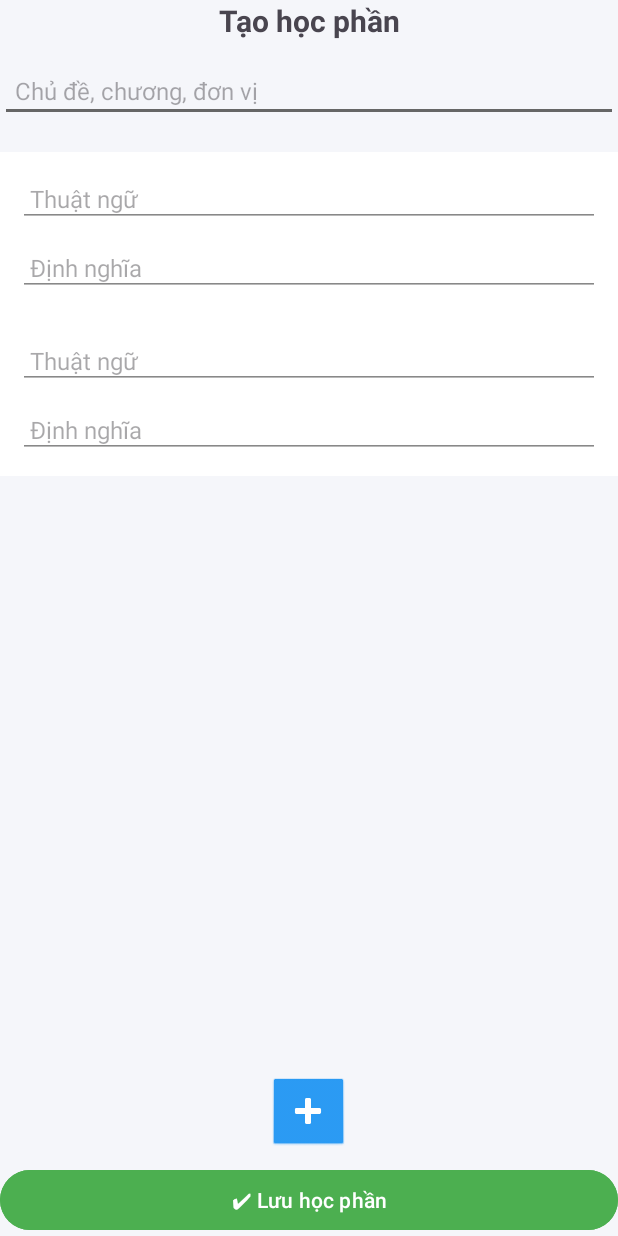
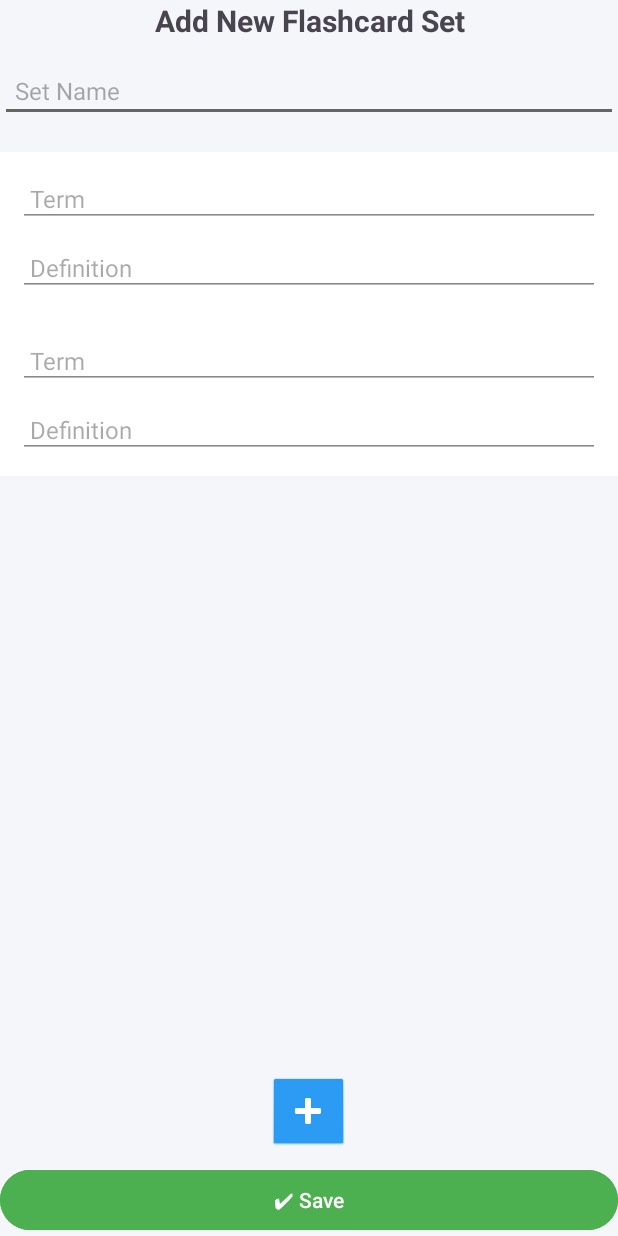
Before and after one commit to ng2khang/swp392-dictionary-app, an Android app: the CreateSetActivity screen opened directly, with no data from a screen before it, on a phone screen of 412 x 824 dp. Run offline under Robolectric (Android 15) with nearby library versions, the phone set to English and light mode, and no system bars.

Commit message:
edit message

```diff
--- a/app/src/main/java/com/example/prm392dictionaryapp/activities/EditFlashcardActivity.java
+++ b/app/src/main/java/com/example/prm392dictionaryapp/activities/EditFlashcardActivity.java
@@ -74,7 +74,7 @@ public class EditFlashcardActivity extends AppCompatActivity {
     private void saveChanges() {
         String newTitle = editSetTitle.getText().toString().trim();
         if (newTitle.isEmpty()) {
-            Toast.makeText(this, "Vui lòng nhập tên học phần", Toast.LENGTH_SHORT).show();
+            Toast.makeText(this, "Please enter the Flashcard Set name", Toast.LENGTH_SHORT).show();
             return;
         }
 
@@ -91,7 +91,7 @@ public class EditFlashcardActivity extends AppCompatActivity {
         }
 
         dbHelper.updateSet(setId, newTitle, updatedFlashcards);
-        Toast.makeText(this, "Đã cập nhật học phần", Toast.LENGTH_SHORT).show();
+        Toast.makeText(this, "Flashcard set edited", Toast.LENGTH_SHORT).show();
         Intent intent = new Intent(EditFlashcardActivity.this, ListSetActivity.class);
         startActivity(intent);
         finish();
--- a/app/src/main/java/com/example/prm392dictionaryapp/activities/FlashCardActivity.java
+++ b/app/src/main/java/com/example/prm392dictionaryapp/activities/FlashCardActivity.java
@@ -43,7 +43,6 @@ public class FlashCardActivity extends AppCompatActivity {
 
         if (setId != -1) {
             flashcards = dbHelper.getFlashcardsBySetId(setId);
-            Toast.makeText(getApplicationContext(), "Hello " + flashcards.size(), Toast.LENGTH_SHORT).show();
             adapter = new FlashcardAdapter(this, flashcards);
             viewPager.setAdapter(adapter);
             updateProgress(0);
--- a/app/src/main/res/layout/activity_create_set.xml
+++ b/app/src/main/res/layout/activity_create_set.xml
@@ -15,7 +15,7 @@
         android:id="@+id/textVieTitle"
         android:layout_width="match_parent"
         android:layout_height="wrap_content"
-        android:text="Tạo học phần"
+        android:text="Add New Flashcard Set"
         android:textSize="20sp"
         android:textStyle="bold"
         android:gravity="center"
@@ -26,7 +26,7 @@
         android:id="@+id/editTextSetTitle"
         android:layout_width="match_parent"
         android:layout_height="wrap_content"
-        android:hint="Chủ đề, chương, đơn vị"
+        android:hint="Set Name"
         android:textSize="16sp"
         android:backgroundTint="#666"
         android:padding="10dp" />
@@ -70,7 +70,7 @@
         android:id="@+id/btnSaveSet"
         android:layout_width="match_parent"
         android:layout_height="wrap_content"
-        android:text="✔ Lưu học phần"
+        android:text="✔ Save"
         android:layout_marginTop="8dp"
         android:backgroundTint="#4CAF50"
         android:textColor="#FFF" />
--- a/app/src/main/res/layout/activity_edit_flashcard.xml
+++ b/app/src/main/res/layout/activity_edit_flashcard.xml
@@ -12,7 +12,7 @@
         android:id="@+id/editSetTitle"
         android:layout_width="match_parent"
         android:layout_height="wrap_content"
-        android:hint="Tên học phần"
+        android:hint="Flashcard Set"
         android:padding="10dp"
         android:textSize="16sp" />
 
@@ -31,7 +31,7 @@
         android:id="@+id/btnAddFlashcard"
         android:layout_width="match_parent"
         android:layout_height="wrap_content"
-        android:text="+ Thêm flashcard"
+        android:text="+ Add flashcard"
         android:backgroundTint="#4CAF50"
         android:textColor="#FFF" />
 
@@ -39,7 +39,7 @@
         android:id="@+id/btnSave"
         android:layout_width="match_parent"
         android:layout_height="wrap_content"
-        android:text="✔ Lưu cập nhật"
+        android:text="✔ Save"
         android:layout_marginTop="8dp"
         android:backgroundTint="#4CAF50"
         android:textColor="#FFF" />
--- a/app/src/main/res/layout/activity_list_set.xml
+++ b/app/src/main/res/layout/activity_list_set.xml
@@ -13,7 +13,7 @@
     <TextView
         android:layout_width="match_parent"
         android:layout_height="wrap_content"
-        android:text="Danh sách học phần"
+        android:text="List Flashcard Set"
         android:textSize="20sp"
         android:textStyle="bold"
         android:gravity="center"
@@ -31,7 +31,7 @@
         android:id="@+id/btnAddNewSet"
         android:layout_width="match_parent"
         android:layout_height="wrap_content"
-        android:text="+ Thêm học phần"
+        android:text="+ Add Flashcard Set"
         android:layout_marginTop="12dp" />
 
 </LinearLayout>
--- a/app/src/main/res/layout/item_flashcard.xml
+++ b/app/src/main/res/layout/item_flashcard.xml
@@ -11,7 +11,7 @@
         android:id="@+id/edtTerm"
         android:layout_width="match_parent"
         android:layout_height="wrap_content"
-        android:hint="Thuật ngữ"
+        android:hint="Term"
         android:textSize="16sp"
         android:backgroundTint="#888"
         android:padding="8dp" />
@@ -20,7 +20,7 @@
         android:id="@+id/edtDefinition"
         android:layout_width="match_parent"
         android:layout_height="wrap_content"
-        android:hint="Định nghĩa"
+        android:hint="Definition"
         android:textSize="16sp"
         android:backgroundTint="#888"
         android:padding="8dp"
--- a/app/src/main/res/layout/item_set.xml
+++ b/app/src/main/res/layout/item_set.xml
@@ -19,7 +19,7 @@
             android:id="@+id/textSetTitle"
             android:layout_width="wrap_content"
             android:layout_height="wrap_content"
-            android:text="Tên học phần"
+            android:text="Flashcard Set"
             android:textSize="16sp"
             android:textStyle="bold" />
 
@@ -27,7 +27,7 @@
             android:id="@+id/textFlashcardCount"
             android:layout_width="wrap_content"
             android:layout_height="wrap_content"
-            android:text="Số thẻ: 10"
+            android:text="Number of Flashcard: 10"
             android:textSize="14sp"
             android:layout_marginTop="4dp" />
     </LinearLayout>
```
Also changed, not shown: app/src/main/java/com/example/prm392dictionaryapp/activities/CreateSetActivity.java (+4 -4 lines).
